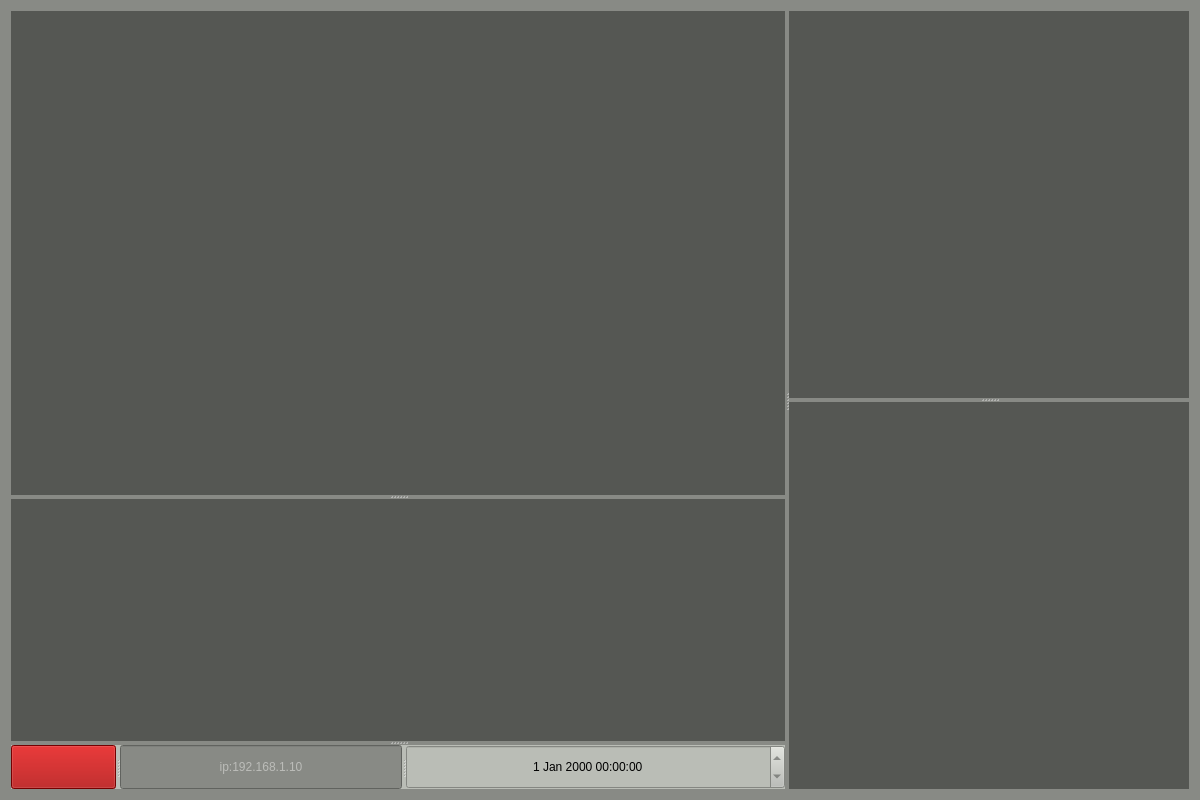
Old version of the form inc/qt/main_widget.ui in the repository JimZGChow/spectrum_v1.
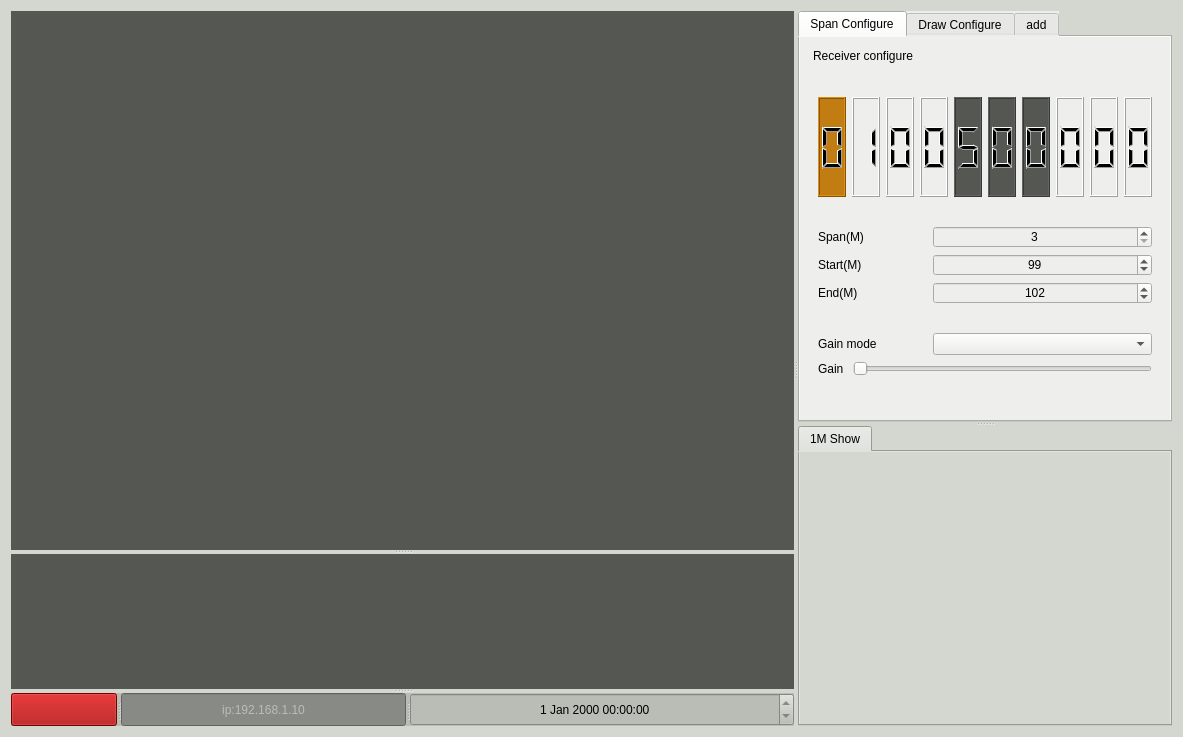
New version of the form. Custom widgets are drawn as their Qt base class.

Patch:
```diff
--- a/inc/qt/main_widget.ui
+++ b/inc/qt/main_widget.ui
@@ -6,25 +6,28 @@
    <rect>
     <x>0</x>
     <y>0</y>
-    <width>1200</width>
-    <height>800</height>
+    <width>1183</width>
+    <height>737</height>
    </rect>
   </property>
   <property name="windowTitle">
    <string>spectrum analize</string>
   </property>
   <property name="styleSheet">
-   <string notr="true">background-color: rgb(136, 138, 133);</string>
+   <string notr="true">background-color: rgb(211, 215, 207);</string>
   </property>
-  <layout class="QGridLayout" name="gridLayout">
+  <layout class="QGridLayout" name="gridLayout_2">
    <item row="0" column="0">
     <widget class="QSplitter" name="splitter_3">
      <property name="orientation">
       <enum>Qt::Horizontal</enum>
      </property>
      <widget class="QSplitter" name="splitter">
+      <property name="enabled">
+       <bool>true</bool>
+      </property>
       <property name="sizePolicy">
-       <sizepolicy hsizetype="Preferred" vsizetype="Expanding">
+       <sizepolicy hsizetype="Preferred" vsizetype="Preferred">
         <horstretch>3</horstretch>
         <verstretch>0</verstretch>
        </sizepolicy>
@@ -32,11 +35,11 @@
       <property name="orientation">
        <enum>Qt::Vertical</enum>
       </property>
-      <widget class="QWidget" name="spectrum_widget" native="true">
+      <widget class="QCustomPlot" name="spectrum_plot" native="true">
        <property name="sizePolicy">
         <sizepolicy hsizetype="Preferred" vsizetype="Preferred">
          <horstretch>0</horstretch>
-         <verstretch>8</verstretch>
+         <verstretch>12</verstretch>
         </sizepolicy>
        </property>
        <property name="styleSheet">
@@ -47,7 +50,7 @@
        <property name="sizePolicy">
         <sizepolicy hsizetype="Preferred" vsizetype="Preferred">
          <horstretch>0</horstretch>
-         <verstretch>4</verstretch>
+         <verstretch>3</verstretch>
         </sizepolicy>
        </property>
        <property name="styleSheet">
@@ -67,6 +70,12 @@
        <layout class="QHBoxLayout" name="horizontalLayout">
         <item>
          <widget class="QSplitter" name="splitter_4">
+          <property name="sizePolicy">
+           <sizepolicy hsizetype="Preferred" vsizetype="Preferred">
+            <horstretch>0</horstretch>
+            <verstretch>0</verstretch>
+           </sizepolicy>
+          </property>
           <property name="orientation">
            <enum>Qt::Horizontal</enum>
           </property>
@@ -79,6 +88,12 @@
            </property>
           </widget>
           <widget class="QLineEdit" name="lineEdit">
+           <property name="sizePolicy">
+            <sizepolicy hsizetype="Preferred" vsizetype="Fixed">
+             <horstretch>0</horstretch>
+             <verstretch>0</verstretch>
+            </sizepolicy>
+           </property>
            <property name="styleSheet">
             <string notr="true">background-color: rgb(136, 138, 133);
 color: rgb(238, 238, 236);</string>
@@ -124,30 +139,409 @@
         <verstretch>0</verstretch>
        </sizepolicy>
       </property>
-      <property name="minimumSize">
-       <size>
-        <width>400</width>
-        <height>0</height>
-       </size>
-      </property>
       <property name="orientation">
        <enum>Qt::Vertical</enum>
       </property>
-      <widget class="QWidget" name="control_widget" native="true">
+      <widget class="QTabWidget" name="tabWidget">
+       <property name="sizePolicy">
+        <sizepolicy hsizetype="Expanding" vsizetype="Expanding">
+         <horstretch>0</horstretch>
+         <verstretch>3</verstretch>
+        </sizepolicy>
+       </property>
        <property name="styleSheet">
-        <string notr="true">background-color: rgb(85, 87, 83);</string>
+        <string notr="true">background-color: rgb(238, 238, 236);</string>
        </property>
+       <property name="tabPosition">
+        <enum>QTabWidget::North</enum>
+       </property>
+       <property name="tabShape">
+        <enum>QTabWidget::Rounded</enum>
+       </property>
+       <property name="currentIndex">
+        <number>0</number>
+       </property>
+       <widget class="QWidget" name="span_configure_widget">
+        <attribute name="title">
+         <string>Span Configure</string>
+        </attribute>
+        <layout class="QGridLayout" name="gridLayout">
+         <item row="0" column="0">
+          <widget class="QDockWidget" name="dockWidget">
+           <property name="floating">
+            <bool>false</bool>
+           </property>
+           <property name="features">
+            <set>QDockWidget::NoDockWidgetFeatures</set>
+           </property>
+           <property name="allowedAreas">
+            <set>Qt::NoDockWidgetArea</set>
+           </property>
+           <property name="windowTitle">
+            <string>Receiver configure</string>
+           </property>
+           <widget class="QWidget" name="dockWidgetContents">
+            <layout class="QVBoxLayout" name="verticalLayout_3">
+             <item>
+              <layout class="QHBoxLayout" name="horizontalLayout_2">
+               <property name="rightMargin">
+                <number>0</number>
+               </property>
+               <item>
+                <widget class="QLCDNumber" name="lcdNumber_9">
+                 <property name="styleSheet">
+                  <string notr="true">background-color: rgb(193, 125, 17);</string>
+                 </property>
+                 <property name="digitCount">
+                  <number>1</number>
+                 </property>
+                </widget>
+               </item>
+               <item>
+                <widget class="QLCDNumber" name="lcdNumber_8">
+                 <property name="digitCount">
+                  <number>1</number>
+                 </property>
+                 <property name="value" stdset="0">
+                  <double>1.000000000000000</double>
+                 </property>
+                </widget>
+               </item>
+               <item>
+                <widget class="QLCDNumber" name="lcdNumber_7">
+                 <property name="styleSheet">
+                  <string notr="true">
+</string>
+                 </property>
+                 <property name="digitCount">
+                  <number>1</number>
+                 </property>
+                 <property name="value" stdset="0">
+                  <double>0.000000000000000</double>
+                 </property>
+                </widget>
+               </item>
+               <item>
+                <widget class="QLCDNumber" name="lcdNumber_6">
+                 <property name="digitCount">
+                  <number>1</number>
+                 </property>
+                </widget>
+               </item>
+               <item>
+                <widget class="QLCDNumber" name="lcdNumber_5">
+                 <property name="styleSheet">
+                  <string notr="true">background-color: rgb(85, 87, 83);</string>
+                 </property>
+                 <property name="digitCount">
+                  <number>1</number>
+                 </property>
+                 <property name="value" stdset="0">
+                  <double>5.000000000000000</double>
+                 </property>
+                </widget>
+               </item>
+               <item>
+                <widget class="QLCDNumber" name="lcdNumber_4">
+                 <property name="styleSheet">
+                  <string notr="true">background-color: rgb(85, 87, 83);</string>
+                 </property>
+                 <property name="digitCount">
+                  <number>1</number>
+                 </property>
+                </widget>
+               </item>
+               <item>
+                <widget class="QLCDNumber" name="lcdNumber_3">
+                 <property name="styleSheet">
+                  <string notr="true">background-color: rgb(85, 87, 83);</string>
+                 </property>
+                 <property name="digitCount">
+                  <number>1</number>
+                 </property>
+                </widget>
+               </item>
+               <item>
+                <widget class="QLCDNumber" name="lcdNumber_2">
+                 <property name="digitCount">
+                  <number>1</number>
+                 </property>
+                </widget>
+               </item>
+               <item>
+                <widget class="QLCDNumber" name="lcdNumber_1">
+                 <property name="digitCount">
+                  <number>1</number>
+                 </property>
+                </widget>
+               </item>
+               <item>
+                <widget class="QLCDNumber" name="lcdNumber_0">
+                 <property name="maximumSize">
+                  <size>
+                   <width>16777215</width>
+                   <height>100</height>
+                  </size>
+                 </property>
+                 <property name="styleSheet">
+                  <string notr="true"/>
+                 </property>
+                 <property name="digitCount">
+                  <number>1</number>
+                 </property>
+                </widget>
+               </item>
+              </layout>
+             </item>
+             <item>
+              <layout class="QVBoxLayout" name="verticalLayout">
+               <item>
+                <layout class="QHBoxLayout" name="horizontalLayout_5">
+                 <item>
+                  <widget class="QLabel" name="label_span">
+                   <property name="sizePolicy">
+                    <sizepolicy hsizetype="Preferred" vsizetype="Preferred">
+                     <horstretch>1</horstretch>
+                     <verstretch>0</verstretch>
+                    </sizepolicy>
+                   </property>
+                   <property name="styleSheet">
+                    <string notr="true">font: 13pt &quot;Ubuntu&quot;;
+</string>
+                   </property>
+                   <property name="text">
+                    <string>Span(M)</string>
+                   </property>
+                   <property name="alignment">
+                    <set>Qt::AlignLeading|Qt::AlignLeft|Qt::AlignVCenter</set>
+                   </property>
+                  </widget>
+                 </item>
+                 <item>
+                  <widget class="QSpinBox" name="spinBox_span">
+                   <property name="sizePolicy">
+                    <sizepolicy hsizetype="Minimum" vsizetype="Fixed">
+                     <horstretch>2</horstretch>
+                     <verstretch>0</verstretch>
+                    </sizepolicy>
+                   </property>
+                   <property name="styleSheet">
+                    <string notr="true">font: 16pt &quot;Ubuntu&quot;;</string>
+                   </property>
+                   <property name="alignment">
+                    <set>Qt::AlignCenter</set>
+                   </property>
+                   <property name="minimum">
+                    <number>3</number>
+                   </property>
+                   <property name="maximum">
+                    <number>3000</number>
+                   </property>
+                   <property name="value">
+                    <number>3</number>
+                   </property>
+                  </widget>
+                 </item>
+                </layout>
+               </item>
+               <item>
+                <layout class="QHBoxLayout" name="horizontalLayout_3">
+                 <item>
+                  <widget class="QLabel" name="label">
+                   <property name="sizePolicy">
+                    <sizepolicy hsizetype="Preferred" vsizetype="Preferred">
+                     <horstretch>1</horstretch>
+                     <verstretch>0</verstretch>
+                    </sizepolicy>
+                   </property>
+                   <property name="styleSheet">
+                    <string notr="true">font: 13pt &quot;Ubuntu&quot;;
+</string>
+                   </property>
+                   <property name="text">
+                    <string>Start(M)</string>
+                   </property>
+                   <property name="alignment">
+                    <set>Qt::AlignLeading|Qt::AlignLeft|Qt::AlignVCenter</set>
+                   </property>
+                  </widget>
+                 </item>
+                 <item>
+                  <widget class="QSpinBox" name="spinBox_start">
+                   <property name="sizePolicy">
+                    <sizepolicy hsizetype="Minimum" vsizetype="Fixed">
+                     <horstretch>2</horstretch>
+                     <verstretch>0</verstretch>
+                    </sizepolicy>
+                   </property>
+                   <property name="styleSheet">
+                    <string notr="true">font: 16pt &quot;Ubuntu&quot;;</string>
+                   </property>
+                   <property name="alignment">
+                    <set>Qt::AlignCenter</set>
+                   </property>
+                   <property name="minimum">
+                    <number>70</number>
+                   </property>
+                   <property name="maximum">
+                    <number>6000</number>
+                   </property>
+                   <property name="value">
+                    <number>99</number>
+                   </property>
+                  </widget>
+                 </item>
+                </layout>
+               </item>
+               <item>
+                <layout class="QHBoxLayout" name="horizontalLayout_4">
+                 <item>
+                  <widget class="QLabel" name="label_2">
+                   <property name="sizePolicy">
+                    <sizepolicy hsizetype="Preferred" vsizetype="Preferred">
+                     <horstretch>1</horstretch>
+                     <verstretch>0</verstretch>
+                    </sizepolicy>
+                   </property>
+                   <property name="styleSheet">
+                    <string notr="true">font: 13pt &quot;Ubuntu&quot;;
+</string>
+                   </property>
+                   <property name="text">
+                    <string>End(M)</string>
+                   </property>
+                   <property name="alignment">
+                    <set>Qt::AlignLeading|Qt::AlignLeft|Qt::AlignVCenter</set>
+                   </property>
+                  </widget>
+                 </item>
+                 <item>
+                  <widget class="QSpinBox" name="spinBox_end">
+                   <property name="sizePolicy">
+                    <sizepolicy hsizetype="Minimum" vsizetype="Fixed">
+                     <horstretch>2</horstretch>
+                     <verstretch>0</verstretch>
+                    </sizepolicy>
+                   </property>
+                   <property name="styleSheet">
+                    <string notr="true">font: 16pt &quot;Ubuntu&quot;;</string>
+                   </property>
+                   <property name="alignment">
+                    <set>Qt::AlignCenter</set>
+                   </property>
+                   <property name="minimum">
+                    <number>70</number>
+                   </property>
+                   <property name="maximum">
+                    <number>6000</number>
+                   </property>
+                   <property name="value">
+                    <number>102</number>
+                   </property>
+                  </widget>
+                 </item>
+                </layout>
+               </item>
+              </layout>
+             </item>
+             <item>
+              <layout class="QVBoxLayout" name="verticalLayout_2">
+               <item>
+                <layout class="QHBoxLayout" name="horizontalLayout_7">
+                 <item>
+                  <widget class="QLabel" name="label_3">
+                   <property name="sizePolicy">
+                    <sizepolicy hsizetype="Preferred" vsizetype="Preferred">
+                     <horstretch>1</horstretch>
+                     <verstretch>0</verstretch>
+                    </sizepolicy>
+                   </property>
+                   <property name="text">
+                    <string>Gain mode</string>
+                   </property>
+                  </widget>
+                 </item>
+                 <item>
+                  <widget class="QComboBox" name="comboBox_gain_mode">
+                   <property name="sizePolicy">
+                    <sizepolicy hsizetype="Preferred" vsizetype="Fixed">
+                     <horstretch>2</horstretch>
+                     <verstretch>0</verstretch>
+                    </sizepolicy>
+                   </property>
+                  </widget>
+                 </item>
+                </layout>
+               </item>
+               <item>
+                <layout class="QHBoxLayout" name="horizontalLayout_6">
+                 <item>
+                  <widget class="QLabel" name="label_4">
+                   <property name="text">
+                    <string>Gain </string>
+                   </property>
+                  </widget>
+                 </item>
+                 <item>
+                  <widget class="QSlider" name="horizontalSlider">
+                   <property name="orientation">
+                    <enum>Qt::Horizontal</enum>
+                   </property>
+                  </widget>
+                 </item>
+                </layout>
+               </item>
+              </layout>
+             </item>
+            </layout>
+           </widget>
+          </widget>
+         </item>
+        </layout>
+       </widget>
+       <widget class="QWidget" name="draw_configure_widget">
+        <attribute name="title">
+         <string>Draw Configure</string>
+        </attribute>
+       </widget>
+       <widget class="QWidget" name="add">
+        <attribute name="title">
+         <string>add</string>
+        </attribute>
+       </widget>
       </widget>
-      <widget class="QWidget" name="user_widget" native="true">
-       <property name="styleSheet">
-        <string notr="true">background-color: rgb(85, 87, 83);</string>
+      <widget class="QTabWidget" name="tabWidget_2">
+       <property name="sizePolicy">
+        <sizepolicy hsizetype="Expanding" vsizetype="Expanding">
+         <horstretch>0</horstretch>
+         <verstretch>1</verstretch>
+        </sizepolicy>
        </property>
+       <property name="minimumSize">
+        <size>
+         <width>0</width>
+         <height>300</height>
+        </size>
+       </property>
+       <widget class="QWidget" name="small_show_widget">
+        <attribute name="title">
+         <string>1M Show</string>
+        </attribute>
+       </widget>
       </widget>
      </widget>
     </widget>
    </item>
   </layout>
  </widget>
+ <customwidgets>
+  <customwidget>
+   <class>QCustomPlot</class>
+   <extends>QWidget</extends>
+   <header>qcustomplot.h</header>
+   <container>1</container>
+  </customwidget>
+ </customwidgets>
  <resources/>
  <connections/>
 </ui>
```
